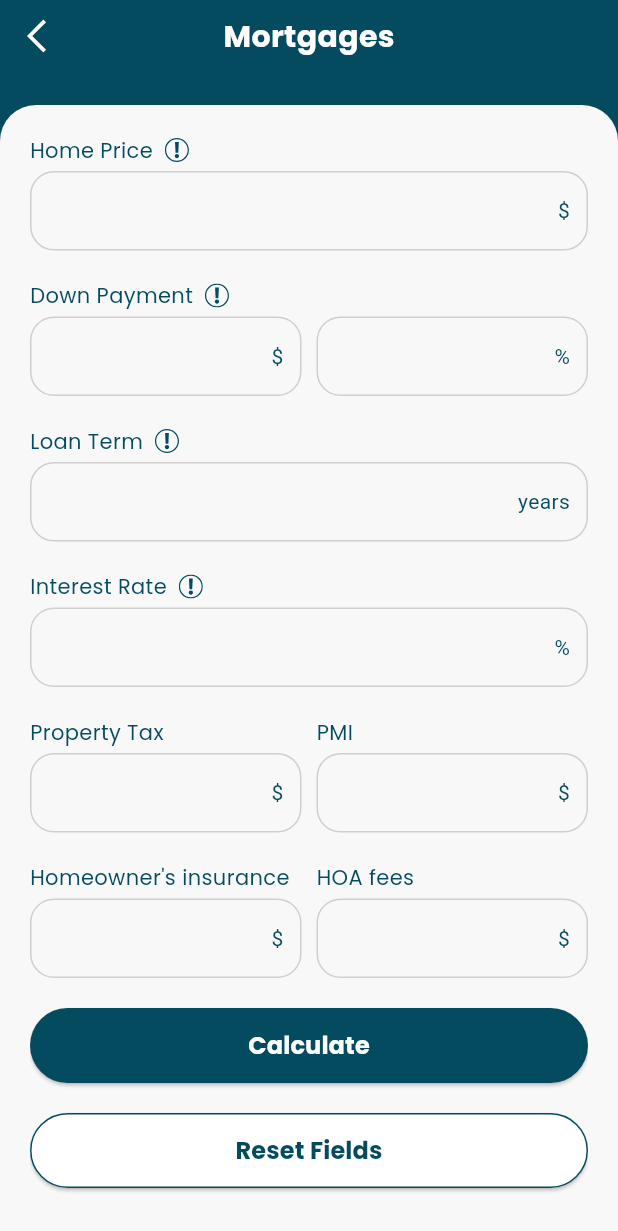
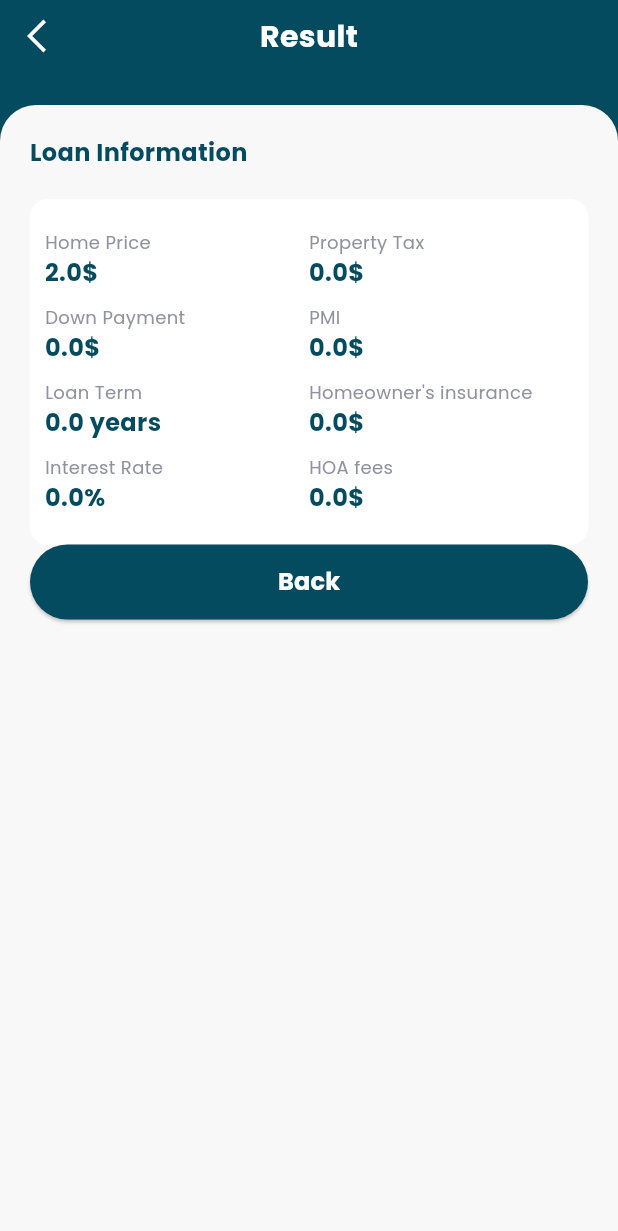
Before and after one commit to onyxtec-org/mortgage_calculator, a Flutter app: the CalculatorFormScreen screen opened directly, after a tap on "Calculate", on a phone screen of 412 x 824 dp. Shown: the top 1231 px of the screen. Run offline on Flutter 3.47's test engine with Material 3 defaults, Android fonts, the phone set to English and light mode, and no system bars; our stand-ins replace flutter_svg.

Commit message:
result view initial/Loan result view done

```diff
--- a/lib/calculator_form_screen.dart
+++ b/lib/calculator_form_screen.dart
@@ -1,11 +1,14 @@
 import 'package:flutter/material.dart';
-import 'package:mortgage_calculator/common/constants/constants.dart';
 import 'package:mortgage_calculator/common/constants/icons_constant.dart';
 import 'package:mortgage_calculator/common/constants/my_style.dart';
 import 'package:mortgage_calculator/common/widgets/elevated_button.dart';
 import 'package:mortgage_calculator/common/widgets/navigation_bar.dart';
 import 'package:mortgage_calculator/common/widgets/normal_text_view.dart';
 import 'package:mortgage_calculator/common/widgets/text_input_field_widget.dart';
+import 'package:mortgage_calculator/models/loan_model.dart';
+import 'package:mortgage_calculator/result_screen.dart';
+
+import 'common/constants/constants.dart';
 
 class CalculatorFormScreen extends StatefulWidget {
   const CalculatorFormScreen({super.key});
@@ -33,6 +36,8 @@ class _CalculatorFormScreenState extends State<CalculatorFormScreen> {
   final TextEditingController _pmiTextFieldController = TextEditingController();
   final TextEditingController _homeOwnerInsTextFieldController = TextEditingController();
   final TextEditingController _hoaFeesTextFieldController = TextEditingController();
+
+  LoanModel? model;
 
   @override
   Widget build(BuildContext context) {
@@ -285,7 +290,31 @@ class _CalculatorFormScreenState extends State<CalculatorFormScreen> {
                         /* Calculate button */
                         SizedBox(
                           width: double.infinity,
-                          child: Button(onPressed: () {}, text: Constants.calculate),
+                          child: Button(
+                              onPressed: () {
+
+
+                                LoanModel updatedModel = LoanModel(
+                                  id: model?.id,
+                                  howePrice: 2.0,
+                                  // Updated value
+                                  propertyTax: model?.propertyTax ?? 0.0,
+                                  downPayment: model?.downPayment ?? 0.0,
+                                  pmi: model?.pmi ?? 0.0,
+                                  loanTerm: model?.loanTerm ?? 0.0,
+                                  homeOwnerInsurance: model?.homeOwnerInsurance ?? 0.0,
+                                  interestRate: model?.interestRate ?? 0.0,
+                                  hoaFees: model?.hoaFees ?? 0.0,
+                                );
+                                Navigator.push(
+                                    context,
+                                    MaterialPageRoute(
+                                        builder: (context) =>
+                                            ResultScreen(
+                                              loanModel: updatedModel,
+                                            )));
+                              },
+                              text: Constants.calculate),
                         ),
                         const SizedBox(height: MyStyle.twenty),
 
--- a/lib/common/constants/constants.dart
+++ b/lib/common/constants/constants.dart
@@ -14,4 +14,6 @@ class Constants {
   static const String hoaFees = "HOA fees";
   static const String calculate = "Calculate";
   static const String resetFields = "Reset Fields";
+  static const String result = "Result";
+  static const String loanInformation = 'Loan Information';
 }
--- a/lib/common/constants/my_style.dart
+++ b/lib/common/constants/my_style.dart
@@ -6,7 +6,7 @@ class MyStyle {
   static const Color primaryLightColor = Color(0xFF09CAC7);
   static const Color greenColor = Color(0xFF49CC7D);
   static const Color lightGrey = Color(0xEED0CBCB);
-  static const Color greyColor = Color(0xFF91919F);
+  static const Color grayColor = Color(0xFF91919F);
   static const Color darkGreyColor = Color(0xA1282121);
   static const Color blackColor = Color(0xFF000000);
   static const Color transparentColor = Color(0xFF575656);
--- a/lib/common/widgets/background_container.dart
+++ b/lib/common/widgets/background_container.dart
@@ -15,7 +15,7 @@ class BackgroundContainer extends StatelessWidget {
     required this.borderRadius,
     required this.isBorder,
     required this.child,
-    this.borderColor = MyStyle.greyColor,
+    this.borderColor = MyStyle.grayColor,
   }) : super(key: key);
 
   @override
--- a/lib/common/widgets/text_input_field_widget.dart
+++ b/lib/common/widgets/text_input_field_widget.dart
@@ -52,7 +52,7 @@ class TextInputFieldWidget extends StatelessWidget {
                   padding: const EdgeInsets.symmetric(horizontal: 12.0),
                   child: SvgPicture.asset(
                     prefixIcon!,
-                    color: MyStyle.greyColor,
+                    color: MyStyle.grayColor,
                   ),
                 )
               : null,
--- a/lib/home_screen.dart
+++ b/lib/home_screen.dart
@@ -138,7 +138,7 @@ class _HomeScreenState extends State<HomeScreen> {
                                               text: '5.0%',
                                               fontWeight: FontWeight.bold,
                                             ),
-                                            NormalTextView(text: 'Interest', color: MyStyle.greyColor, fontSize: MyStyle.twelve)
+                                            NormalTextView(text: 'Interest', color: MyStyle.grayColor, fontSize: MyStyle.twelve)
                                           ],
                                         ),
                                         SizedBox(width: MyStyle.ten),
@@ -149,7 +149,7 @@ class _HomeScreenState extends State<HomeScreen> {
                                               TitleTextView(text: "Title text or title view"),
                                               NormalTextView(
                                                 text: '08/06/2024',
-                                                color: MyStyle.greyColor,
+                                                color: MyStyle.grayColor,
                                                 fontSize: MyStyle.twelve,
                                                 textAlign: TextAlign.start,
                                               ),
@@ -163,7 +163,7 @@ class _HomeScreenState extends State<HomeScreen> {
                                               ),
                                               NormalTextView(
                                                 text: 'Duration',
-                                                color: MyStyle.greyColor,
+                                                color: MyStyle.grayColor,
                                                 fontSize: MyStyle.twelve,
                                                 textAlign: TextAlign.center,
                                                 alignment: Alignment.center,
@@ -186,7 +186,7 @@ class _HomeScreenState extends State<HomeScreen> {
                                               text: '5,000\$',
                                               fontWeight: FontWeight.bold,
                                             ),
-                                            NormalTextView(text: 'Investment Amount', color: MyStyle.greyColor, fontSize: MyStyle.twelve)
+                                            NormalTextView(text: 'Investment Amount', color: MyStyle.grayColor, fontSize: MyStyle.twelve)
                                           ],
                                         )
                                       ],
@@ -194,7 +194,7 @@ class _HomeScreenState extends State<HomeScreen> {
                                     if (index != 3)
                                       Container(
                                         height: 1,
-                                        color: MyStyle.greyColor,
+                                        color: MyStyle.grayColor,
                                         margin: EdgeInsets.only(top: MyStyle.ten),
                                       )
                                   ],
--- /dev/null
+++ b/lib/models/loan_model.dart
@@ -0,0 +1,23 @@
+class LoanModel {
+  final int? id;
+  double howePrice;
+  double propertyTax;
+  double downPayment;
+  double pmi;
+  double loanTerm;
+  double homeOwnerInsurance;
+  double interestRate;
+  double hoaFees;
+
+  LoanModel({
+    this.id,
+    required this.howePrice,
+    required this.propertyTax,
+    required this.downPayment,
+    required this.pmi,
+    required this.loanTerm,
+    required this.homeOwnerInsurance,
+    required this.interestRate,
+    required this.hoaFees,
+  });
+}
--- /dev/null
+++ b/lib/result_screen.dart
@@ -0,0 +1,190 @@
+import 'package:flutter/material.dart';
+import 'package:mortgage_calculator/common/widgets/background_container.dart';
+import 'package:mortgage_calculator/common/widgets/elevated_button.dart';
+import 'package:mortgage_calculator/common/widgets/normal_text_view.dart';
+import 'package:mortgage_calculator/common/widgets/title_text_view.dart';
+import 'package:mortgage_calculator/models/loan_model.dart';
+
+import 'common/constants/constants.dart';
+import 'common/constants/icons_constant.dart';
+import 'common/constants/my_style.dart';
+import 'common/widgets/navigation_bar.dart';
+
+class ResultScreen extends StatefulWidget {
+  LoanModel? loanModel;
+
+  ResultScreen({super.key, this.loanModel});
+
+  @override
+  State<ResultScreen> createState() => _ResultScreenState();
+}
+
+class _ResultScreenState extends State<ResultScreen> {
+  @override
+  Widget build(BuildContext context) {
+    return SafeArea(
+      child: Scaffold(
+        body: Container(
+          color: MyStyle.primaryColor,
+          width: double.infinity,
+          child: Column(
+            children: [
+              NavBar(
+                backIcon: IconsConstant.icBackArrow,
+                iconsColor: MyStyle.whiteColor,
+                titleText: Constants.result,
+                titleColor: MyStyle.whiteColor,
+              ),
+              const SizedBox(height: MyStyle.twenty),
+              Expanded(
+                child: Container(
+                  width: double.infinity,
+                  padding: const EdgeInsets.all(MyStyle.twenty),
+                  decoration: const BoxDecoration(
+                    borderRadius: BorderRadius.only(
+                      topLeft: Radius.circular(MyStyle.twentyFour),
+                      topRight: Radius.circular(MyStyle.twentyFour),
+                    ),
+                    color: MyStyle.backgroundColor,
+                  ),
+                  child: SingleChildScrollView(
+                    child: Column(
+                      children: [
+                        const TitleTextView(
+                          text: Constants.loanInformation,
+                          fontWeight: FontWeight.bold,
+                        ),
+                        const SizedBox(height: MyStyle.twenty),
+                        BackgroundContainer(
+                          color: MyStyle.whiteColor,
+                          borderRadius: MyStyle.twelve,
+                          borderColor: MyStyle.whiteColor,
+                          isBorder: false,
+                          child: Padding(
+                            padding: const EdgeInsets.symmetric(vertical: MyStyle.twenty, horizontal: MyStyle.ten),
+                            child: Column(
+                              children: [
+                                Row(
+                                  children: [
+                                    Expanded(
+                                        child: Column(
+                                      children: [
+                                        const NormalTextView(text: Constants.homePrice, color: MyStyle.grayColor, fontSize: MyStyle.twelve),
+                                        TitleTextView(
+                                          text: '${widget.loanModel?.howePrice}\$',
+                                          fontWeight: FontWeight.bold,
+                                        )
+                                      ],
+                                    )),
+                                    Expanded(
+                                        child: Column(
+                                      children: [
+                                        NormalTextView(text: Constants.propertyTax, color: MyStyle.grayColor, fontSize: MyStyle.twelve),
+                                        TitleTextView(
+                                          text: '${widget.loanModel?.propertyTax}\$',
+                                          fontWeight: FontWeight.bold,
+                                        )
+                                      ],
+                                    ))
+                                  ],
+                                ),
+                                SizedBox(height: MyStyle.ten),
+                                Row(
+                                  children: [
+                                    Expanded(
+                                        child: Column(
+                                      children: [
+                                        NormalTextView(text: Constants.downPayment, color: MyStyle.grayColor, fontSize: MyStyle.twelve),
+                                        TitleTextView(
+                                          text: '${widget.loanModel?.downPayment}\$',
+                                          fontWeight: FontWeight.bold,
+                                        )
+                                      ],
+                                    )),
+                                    Expanded(
+                                        child: Column(
+                                      children: [
+                                        NormalTextView(text: Constants.pmi, color: MyStyle.grayColor, fontSize: MyStyle.twelve),
+                                        TitleTextView(
+                                          text: '${widget.loanModel?.pmi}\$',
+                                          fontWeight: FontWeight.bold,
+                                        )
+                                      ],
+                                    ))
+                                  ],
+                                ),
+                                SizedBox(height: MyStyle.ten),
+                                Row(
+                                  children: [
+                                    Expanded(
+                                        child: Column(
+                                      children: [
+                                        NormalTextView(text: Constants.loanTerm, color: MyStyle.grayColor, fontSize: MyStyle.twelve),
+                                        TitleTextView(
+                                          text: '${widget.loanModel?.loanTerm} years',
+                                          fontWeight: FontWeight.bold,
+                                        )
+                                      ],
+                                    )),
+                                    Expanded(
+                                        child: Column(
+                                      children: [
+                                        NormalTextView(
+                                            text: Constants.homeOwnerInsurance, color: MyStyle.grayColor, fontSize: MyStyle.twelve),
+                                        TitleTextView(
+                                          text: '${widget.loanModel?.homeOwnerInsurance}\$',
+                                          fontWeight: FontWeight.bold,
+                                        )
+                                      ],
+                                    ))
+                                  ],
+                                ),
+                                SizedBox(height: MyStyle.ten),
+                                Row(
+                                  children: [
+                                    Expanded(
+                                        child: Column(
+                                      children: [
+                                        NormalTextView(text: Constants.interestRate, color: MyStyle.grayColor, fontSize: MyStyle.twelve),
+                                        TitleTextView(
+                                          text: '${widget.loanModel?.interestRate}%',
+                                          fontWeight: FontWeight.bold,
+                                        )
+                                      ],
+                                    )),
+                                    Expanded(
+                                        child: Column(
+                                      children: [
+                                        NormalTextView(text: Constants.hoaFees, color: MyStyle.grayColor, fontSize: MyStyle.twelve),
+                                        TitleTextView(
+                                          text: '${widget.loanModel?.hoaFees}\$',
+                                          fontWeight: FontWeight.bold,
+                                        )
+                                      ],
+                                    ))
+                                  ],
+                                ),
+                              ],
+                            ),
+                          ),
+                        ),
+
+                        /* Back button */
+                        SizedBox(
+                          width: double.infinity,
+                          child: Button(onPressed: () {
+                            Navigator.pop(context);
+                          }, text: 'Back'),
+                        )
+                      ],
+                    ),
+                  ),
+                ),
+              ),
+            ],
+          ),
+        ),
+      ),
+    );
+  }
+}
```
Lines whose indentation alone changed are shown as unchanged.
